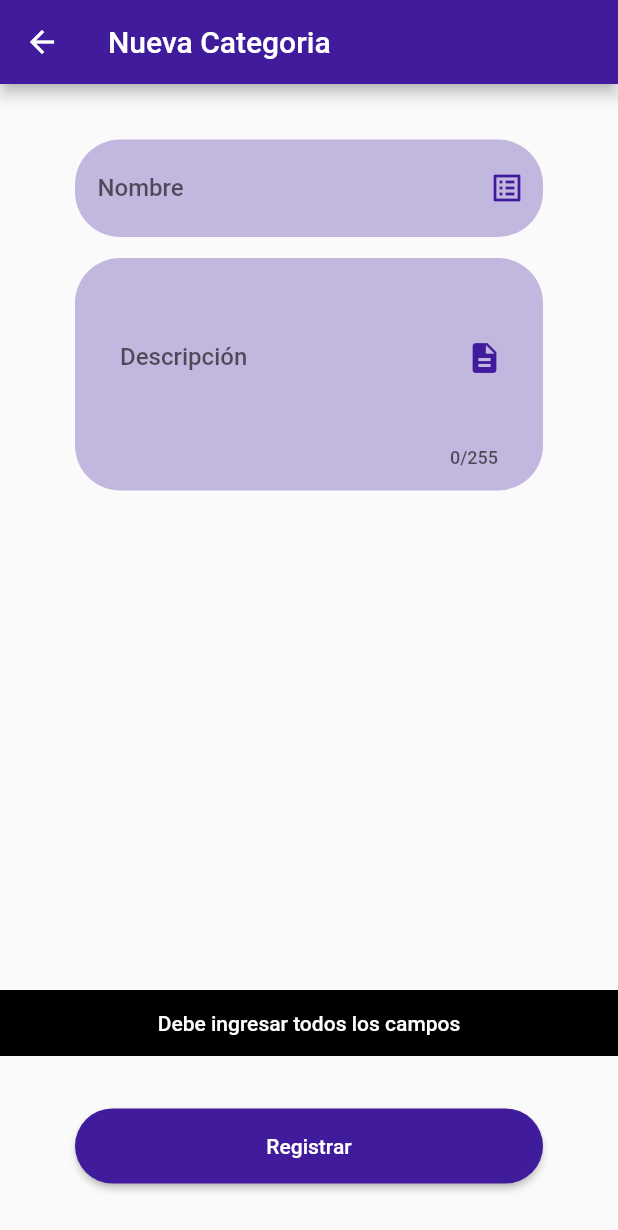
After one commit to arturocas98/MrShop, a Flutter app: the StoreCategorieCreatePage screen opened by its route, after a tap on "Registrar", on a phone screen of 412 x 824 dp. The commit adds this screen. Shown: the top 1230 px of the screen. Run offline on Flutter 3.47's test engine with Material 2 defaults, Android fonts, the phone set to English and light mode, and no system bars; our stand-ins replace fluttertoast, image_picker, introduction_screen, lottie, shared_preferences, sn_progress_dialog; accounts and stored records are empty; statements that could not run were skipped.

Commit message:
creacion de nueva categoria, provider, model y vista

```diff
--- /dev/null
+++ b/lib/src/models/categoria.dart
@@ -0,0 +1,39 @@
+// To parse this JSON data, do
+//
+//     final categoria = categoriaFromJson(jsonString);
+
+import 'dart:convert';
+
+import 'package:mr_shop/src/models/rol.dart';
+
+Categoria categoriaFromJson(String str) => Categoria.fromJson(json.decode(str));
+
+String categoriaToJson(Categoria data) => json.encode(data.toJson());
+
+class Categoria {
+  String id;
+  String nombre;
+  String descripcion;
+
+  Categoria({
+    this.id,
+    this.nombre,
+    this.descripcion,
+
+  });
+
+
+
+  factory Categoria.fromJson(Map<String, dynamic> json) => Categoria(
+      id: json["id"] is int ? json['id'].toString():json["id"],
+      nombre: json["nombre"],
+      descripcion:json["descripcion"]
+
+  );
+
+  Map<String, dynamic> toJson() => {
+    "id": id,
+    "nombre": nombre,
+    "descripcion":descripcion
+  };
+}
--- a/lib/src/pages/login/login_page.dart
+++ b/lib/src/pages/login/login_page.dart
@@ -103,7 +103,8 @@ class _LoginPageState extends State<LoginPage> {
         keyboardType: TextInputType.emailAddress,
         controller: loginController.emailController,
         decoration: InputDecoration(
-            hintText: 'Correo electrónico',
+            labelText: 'Correo electrónico',
+            hintText: "Ingrese aquí su correo electrónico",
             hintStyle: TextStyle(
               color: MyColors.primaryColorDark,
             ),
@@ -126,7 +127,8 @@ class _LoginPageState extends State<LoginPage> {
       child: TextField(
         controller: loginController.passworController,
         decoration: InputDecoration(
-            hintText: 'Contraseña',
+            labelText:"Contraseña",
+            hintText: 'Ingrese una contraseña segura',
             hintStyle: TextStyle(
               color: MyColors.primaryColorDark,
             ),
--- a/lib/src/pages/roles/roles_page.dart
+++ b/lib/src/pages/roles/roles_page.dart
@@ -2,6 +2,7 @@ import 'package:flutter/material.dart';
 import 'package:flutter/scheduler.dart';
 import 'package:mr_shop/src/models/rol.dart';
 import 'package:mr_shop/src/pages/roles/roles_controller.dart';
+import 'package:mr_shop/utils/my_colors.dart';
 
 class RolesPage extends StatefulWidget {
   const RolesPage({Key key}) : super(key: key);
@@ -28,6 +29,7 @@ class _RolesPageState extends State<RolesPage> {
     return Scaffold(
         appBar: AppBar(
           title: Text('Selecciona tu Rol'),
+          backgroundColor: MyColors.primaryColor,
         ),
         body: Container(
           margin: EdgeInsets.only(top: MediaQuery.of(context).size.height * 0.16),
--- /dev/null
+++ b/lib/src/pages/store/categories/create/store_categorie_create_controller.dart
@@ -0,0 +1,64 @@
+import 'package:flutter/cupertino.dart';
+import 'package:mr_shop/src/models/categoria.dart';
+import 'package:mr_shop/src/models/response_api.dart';
+import 'package:mr_shop/src/models/usuario.dart';
+import 'package:mr_shop/src/providers/categoria_provider.dart';
+import 'package:mr_shop/utils/my_snackbar.dart';
+import 'package:mr_shop/utils/shared_preference.dart';
+import 'package:sn_progress_dialog/sn_progress_dialog.dart';
+
+class StoreCategorieCreateController {
+  BuildContext context;
+  Function refresh;
+  CategoriaProvider categoriaProvider = new CategoriaProvider();
+  TextEditingController nombreController = new TextEditingController();
+  TextEditingController descripcionController = new TextEditingController();
+  ProgressDialog _progressDialog;
+  bool is_enable = true;
+  Usuario usuario;
+  SharedPreference _sharedPreference = new SharedPreference();
+  Future init(BuildContext context,Function refresh)async{
+    this.context = context;
+    this.refresh = refresh;
+    _progressDialog = ProgressDialog(context:context);
+    usuario = Usuario.fromJson(await _sharedPreference.read('usuario'));
+    print("usuario store categorie: ${usuario}");
+    categoriaProvider.init(context,sessionUser:usuario);
+  }
+
+  void crearCategoria()async{
+    String nombre = nombreController.text;
+    String descripcion = descripcionController.text;
+
+    if(nombre.isEmpty || descripcion.isEmpty){
+      MySnackBar.show(context, 'Debe ingresar todos los campos');
+    }else{
+      _progressDialog.show(max:100,msg:"Espere un momento...");
+      //is_enable = false;
+      Categoria categoria = new Categoria(
+        nombre: nombre,
+        descripcion: descripcion,
+      );
+
+      ResponseApi responseApi =  await categoriaProvider.create(categoria);
+      //print("Response Api ${responseApi.toJson()}");
+      if(responseApi.success){
+        _progressDialog.close();
+        MySnackBar.show(context, responseApi.message);
+        nombreController.text = '';
+        descripcionController.text = '';
+
+      }else{
+        MySnackBar.show(context, responseApi.message);
+        //is_enable = true;
+      }
+    }
+
+
+
+
+  }
+
+
+
+}
--- /dev/null
+++ b/lib/src/pages/store/categories/create/store_categorie_create_page.dart
@@ -0,0 +1,120 @@
+import 'package:flutter/material.dart';
+import 'package:flutter/scheduler.dart';
+import 'package:mr_shop/src/pages/store/categories/create/store_categorie_create_controller.dart';
+import 'package:mr_shop/utils/my_colors.dart';
+
+class StoreCategorieCreatePage extends StatefulWidget {
+  const StoreCategorieCreatePage({Key key}) : super(key: key);
+
+  @override
+  _StoreCategorieCreatePageState createState() =>
+      _StoreCategorieCreatePageState();
+}
+
+class _StoreCategorieCreatePageState extends State<StoreCategorieCreatePage> {
+
+  StoreCategorieCreateController controller = new StoreCategorieCreateController();
+
+  @override
+  void initState() {
+    // TODO: implement initState
+    super.initState();
+    SchedulerBinding.instance.addPostFrameCallback((timeStamp) {
+      controller.init(context, refresh);
+    });
+  }
+
+  @override
+  Widget build(BuildContext context) {
+    return Scaffold(
+      appBar: AppBar(
+        title: Text("Nueva Categoria"),
+        backgroundColor: MyColors.primaryColor,
+      ),
+      body: Column(
+        children: [
+          SizedBox(height: 30),
+          _textFieldNombreCategoria(),
+          _textFieldDescripcionCategoria()
+        ],
+      ),
+      bottomNavigationBar: _buttonRegistrate(),
+    );
+  }
+
+  Widget _textFieldNombreCategoria() {
+    return Container(
+      margin: EdgeInsets.symmetric(horizontal: 50, vertical: 7),
+      decoration: BoxDecoration(
+          color: MyColors.primaryOpacityColor,
+          borderRadius: BorderRadius.circular(30)),
+      child: TextField(
+        keyboardType: TextInputType.text,
+        controller: controller.nombreController,
+        decoration: InputDecoration(
+            labelText: 'Nombre',
+            hintText: 'Nombre',
+            hintStyle: TextStyle(
+              color: MyColors.primaryColorDark,
+            ),
+            border: InputBorder.none,
+            contentPadding: EdgeInsets.all(15),
+            suffixIcon: Icon(
+              Icons.list_alt,
+              color: MyColors.primaryColor,
+            )),
+      ),
+    );
+  }
+
+  Widget _textFieldDescripcionCategoria() {
+    return Container(
+      margin: EdgeInsets.symmetric(horizontal: 50, vertical: 7),
+      padding: EdgeInsets.all(15),
+      decoration: BoxDecoration(
+          color: MyColors.primaryOpacityColor,
+          borderRadius: BorderRadius.circular(30)),
+      child: TextField(
+        keyboardType: TextInputType.text,
+        controller: controller.descripcionController,
+        maxLines: 3,
+        maxLength: 255,
+        decoration: InputDecoration(
+            labelText: 'Descripción',
+            //hintText: 'Nombre',
+            hintStyle: TextStyle(
+              color: MyColors.primaryColorDark,
+            ),
+            border: InputBorder.none,
+            contentPadding: EdgeInsets.all(15),
+            suffixIcon: Icon(
+              Icons.description,
+              color: MyColors.primaryColor,
+            )),
+      ),
+    );
+  }
+
+  Widget _buttonRegistrate() {
+    return Container(
+      height: 50,
+      width: double.infinity,
+      margin: EdgeInsets.symmetric(horizontal: 50, vertical: 35),
+      child: ElevatedButton(
+        onPressed: controller.crearCategoria,
+        child: Text('Registrar'),
+        style: ElevatedButton.styleFrom(
+            primary: MyColors.primaryColor,
+            shape:
+                RoundedRectangleBorder(borderRadius: BorderRadius.circular(30)),
+            padding: EdgeInsets.symmetric(vertical: 15)),
+      ),
+    );
+  }
+
+  void refresh(){
+    setState(() {
+
+    });
+  }
+}
--- /dev/null
+++ b/lib/src/providers/categoria_provider.dart
@@ -0,0 +1,41 @@
+import 'dart:convert';
+
+import 'package:http/http.dart' as http;
+import 'package:flutter/material.dart';
+import 'package:mr_shop/src/api/environment.dart';
+import 'package:mr_shop/src/models/categoria.dart';
+import 'package:mr_shop/src/models/response_api.dart';
+import 'package:mr_shop/src/models/usuario.dart';
+import 'package:mr_shop/utils/my_snackbar.dart';
+class CategoriaProvider{
+  BuildContext context;
+  String _api = Environment.API_MR_SHOP;
+  String _url = '/api/categoria';
+  Usuario sessionUser;
+  Future init(BuildContext context,{Usuario sessionUser}){
+    this.context = context;
+    this.sessionUser = sessionUser;
+  }
+
+  Future<ResponseApi> create(Categoria categoria)async{
+    try{
+      print("token: ${sessionUser.token}");
+      Uri url = Uri.http(_api,'$_url/create');
+      String bodyParams = json.encode(categoria);
+      Map<String,String> headers ={
+        'Content-type':'application/json',
+        'Authorization':sessionUser.token
+      };
+      final res = await http.post(url,headers:headers,body:bodyParams);
+      print("respuesta: ${res}");
+      final data = json.decode(res.body);
+      print("data: ${data}");
+      ResponseApi responseApi = ResponseApi.fromJson(data);
+      return responseApi;
+
+    }catch(err){
+      MySnackBar.show(context, 'Error al obtener las categorias $err');
+    }
+  }
+
+}
--- a/pubspec.yaml
+++ b/pubspec.yaml
@@ -29,6 +29,7 @@ dependencies:
   image_picker: ^0.8.4
   sn_progress_dialog: ^1.0.3
   fluttertoast: ^8.0.8
+  introduction_screen: ^2.1.0
   # The following adds the Cupertino Icons font to your application.
   # Use with the CupertinoIcons class for iOS style icons.
   cupertino_icons: ^1.0.2
```
Also changed, not shown: lib/main.dart (+24 -1 lines), lib/src/pages/introduction/introduction_page.dart (added, +62 -0 lines), lib/src/pages/register/register_page.dart (+12 -6 lines), lib/src/pages/store/orders/list/store_orders_list_page.dart (+8 -2 lines), assets/img/intro1.jpg (added), assets/img/intro2.jpg (added), pubspec.lock.
